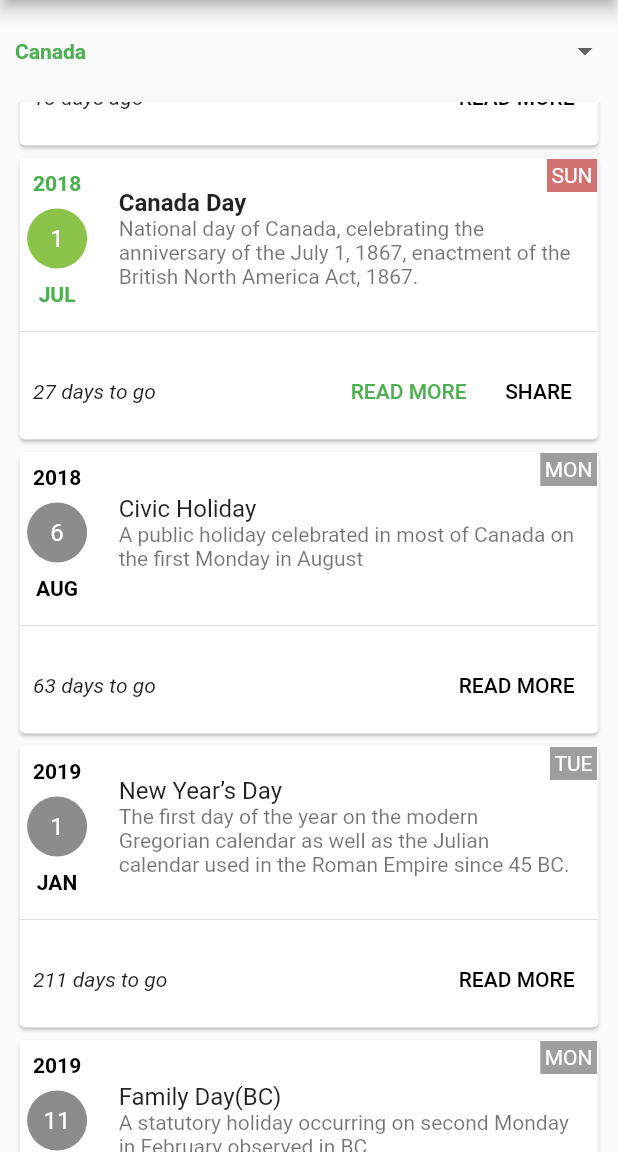
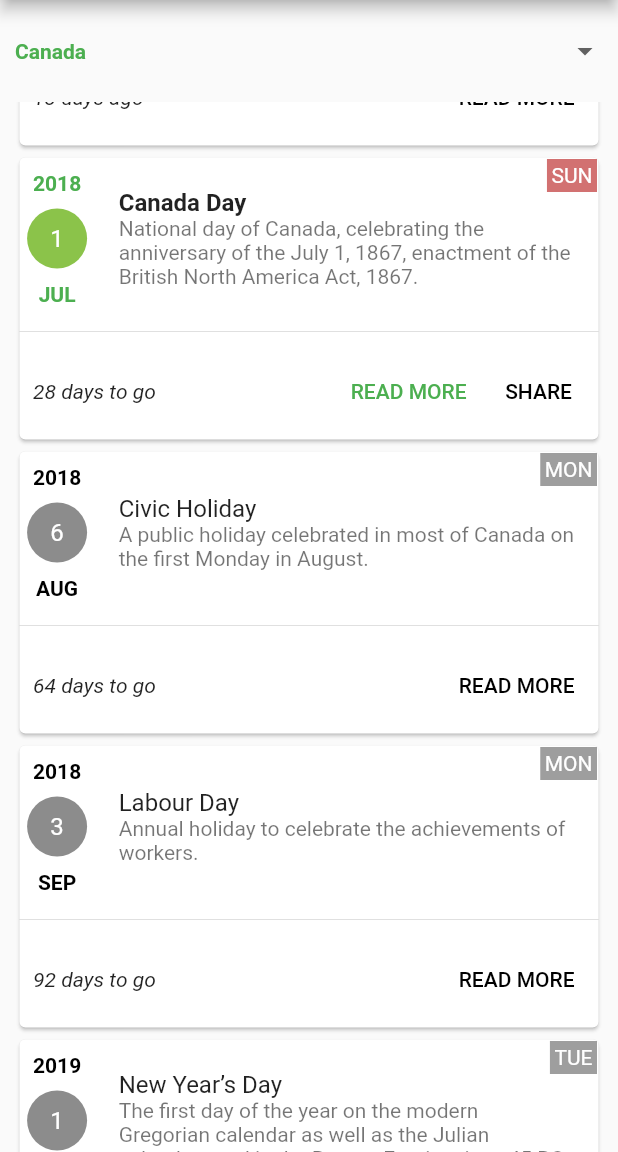
Before and after one commit to jobinbasani/my_next_holiday, a Flutter app: the screen it shows after launch, scrolled down 1152 dp, on a phone screen of 412 x 824 dp, the part 84-1236 px from its top. Run offline on Flutter 3.47's test engine with Material 2 defaults, Android fonts, the light colour scheme and no system bars; our stand-ins replace share, shared_preferences.

Commit message:
Add more Canadian holidays

```diff
--- a/lib/services/CanadaHolidayService.dart
+++ b/lib/services/CanadaHolidayService.dart
@@ -17,6 +17,7 @@ class CanadaHolidayService extends CommonHolidayService {
     addVictoriaDay(holidays, year);
     addCanadaDay(holidays, year);
     addCivicHoliday(holidays, year);
+    addLabourDay(holidays, year);
   }
 
   void addFamilyDayBc(List<HolidayDetails> holidays, int year) {
@@ -50,4 +51,9 @@ class CanadaHolidayService extends CommonHolidayService {
     holidays.add(new HolidayDetails(HolidayDetails.civicHoliday,
         getFirstDayOfWeek(DateTime.august, DateTime.monday, year)));
   }
+
+  void addLabourDay(List<HolidayDetails> holidays, int year) {
+    holidays.add(new HolidayDetails(HolidayDetails.labourDay,
+        getFirstDayOfWeek(DateTime.september, DateTime.monday, year)));
+  }
 }
--- a/lib/vo/HolidayDetails.dart
+++ b/lib/vo/HolidayDetails.dart
@@ -49,8 +49,12 @@ class HolidayDetails extends HolidayInfo {
       "http://en.wikipedia.org/wiki/Canada_Day");
   static final HolidayInfo civicHoliday = new HolidayInfo(
       "Civic Holiday",
-      "A public holiday celebrated in most of Canada on the first Monday in August",
+      "A public holiday celebrated in most of Canada on the first Monday in August.",
       "http://en.wikipedia.org/wiki/Civic_Holiday");
+  static final HolidayInfo labourDay = new HolidayInfo(
+      "Labour Day",
+      "Annual holiday to celebrate the achievements of workers.",
+      "https://en.wikipedia.org/wiki/Labour_Day");
 
   DateTime holidayDate;
   bool isNextHoliday;
@@ -61,7 +65,8 @@ class HolidayDetails extends HolidayInfo {
       : super(holidayInfo.holidayName, holidayInfo.holidayDetails,
             holidayInfo.url) {
     DateTime now = new DateTime.now();
-    Duration difference = now.difference(holidayDate);
+    DateTime today = new DateTime(now.year, now.month, now.day);
+    Duration difference = today.difference(holidayDate);
     isPast = now.isAfter(holidayDate);
     daysDiff = difference.inDays.abs();
     isNextHoliday = false;
```
